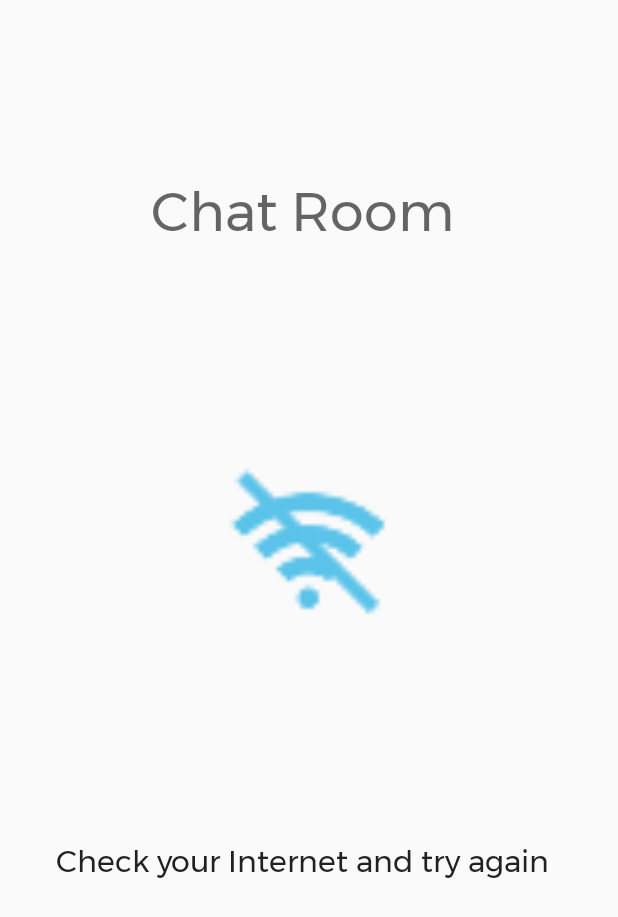
After one commit to rushad7/Chat-Room, an Android app: the layout network_error.xml on its own in the app's theme, with its tools: preview values and no code run, on a phone screen of 412 x 824 dp. The commit adds this screen. Shown: the top 917 px of the screen. Run offline under Robolectric (Android 15) with nearby library versions, the phone set to English and light mode, and no system bars.

Commit message:
Misc XML file changes

```diff
--- a/app/src/main/AndroidManifest.xml
+++ b/app/src/main/AndroidManifest.xml
@@ -15,8 +15,9 @@
             android:usesCleartextTraffic="true" tools:targetApi="m">
 
         <activity
-                android:name=".MainActivity"
-                android:noHistory = "true">
+                android:name=".SplashScreen"
+                android:noHistory = "true"
+                android:theme = "@style/AppTheme.NoNavBar">
             <intent-filter>
                 <action android:name="android.intent.action.MAIN"/>
 
@@ -24,6 +25,7 @@
             </intent-filter>
         </activity>
 
+        <activity android:name=".MainActivity" android:windowSoftInputMode="adjustResize"/>
         <activity android:name=".LogIn" android:windowSoftInputMode="adjustResize"/>
         <activity android:name=".SignUp" android:windowSoftInputMode="adjustResize"/>
         <activity android:name=".ChatPage"
--- /dev/null
+++ b/app/src/main/res/layout/network_error.xml
@@ -0,0 +1,38 @@
+<?xml version="1.0" encoding="utf-8"?>
+<androidx.constraintlayout.widget.ConstraintLayout xmlns:android="http://schemas.android.com/apk/res/android"
+                                                   xmlns:app="http://schemas.android.com/apk/res-auto"
+                                                   xmlns:tools="http://schemas.android.com/tools"
+                                                   android:layout_width="match_parent"
+                                                   android:layout_height="match_parent">
+
+    <TextView
+            android:text="@string/chat_room"
+            android:layout_width="211dp"
+            android:layout_height="56dp" android:id="@+id/splashScreenText"
+            android:textSize="36sp" android:textAppearance="@style/TextAppearance.AppCompat.Display4"
+            android:fontFamily="@font/montserrat"
+            app:layout_constraintStart_toStartOf="parent"
+            app:layout_constraintEnd_toEndOf="parent" app:layout_constraintTop_toTopOf="parent"
+            android:layout_marginTop="113dp"/>
+    <TextView
+            android:text="@string/check_your_internet_and_try_again"
+            android:layout_width="339dp"
+            android:layout_height="33dp" android:id="@+id/errorMessage"
+            android:textAppearance="@style/TextAppearance.AppCompat.Large"
+            android:textSize="20sp" android:fontFamily="@font/montserrat" android:textAllCaps="false"
+            android:visibility="visible" android:layout_marginEnd="22dp" android:layout_marginRight="22dp"
+            app:layout_constraintEnd_toEndOf="parent" app:layout_constraintStart_toStartOf="parent"
+            android:layout_marginLeft="22dp" android:layout_marginStart="22dp"
+            app:layout_constraintHorizontal_bias="0.544"
+            app:layout_constraintBottom_toBottomOf="parent"
+            android:layout_marginBottom="232dp"/>
+    <ImageView
+            android:layout_width="111dp"
+            android:layout_height="130dp" app:srcCompat="@drawable/no_internet" android:id="@+id/imageView"
+            android:layout_marginTop="62dp"
+            app:layout_constraintTop_toBottomOf="@+id/splashScreenText" android:layout_marginBottom="66dp"
+            app:layout_constraintBottom_toTopOf="@+id/errorMessage" android:layout_marginEnd="150dp"
+            android:layout_marginRight="150dp" app:layout_constraintEnd_toEndOf="parent"
+            app:layout_constraintStart_toStartOf="parent" android:layout_marginLeft="150dp"
+            android:layout_marginStart="150dp" android:contentDescription="@string/no_internet_icon"/>
+</androidx.constraintlayout.widget.ConstraintLayout>
--- a/app/src/main/res/values/strings.xml
+++ b/app/src/main/res/values/strings.xml
@@ -6,4 +6,7 @@
     <string name="password">Password</string>
     <string name="type_a_message">Type a message</string>
     <string name="send">Send</string>
+    <string name="chat_room">Chat Room</string>
+    <string name="check_your_internet_and_try_again">Check your Internet and try again</string>
+    <string name="no_internet_icon">no internet icon</string>
 </resources>
--- a/app/src/main/res/values/styles.xml
+++ b/app/src/main/res/values/styles.xml
@@ -10,4 +10,5 @@
     <style name="AppTheme.NoNavBar" parent="Theme.AppCompat.Light.NoActionBar">
         <item name="android:windowFullscreen">true</item>
     </style>
+
 </resources>
```
